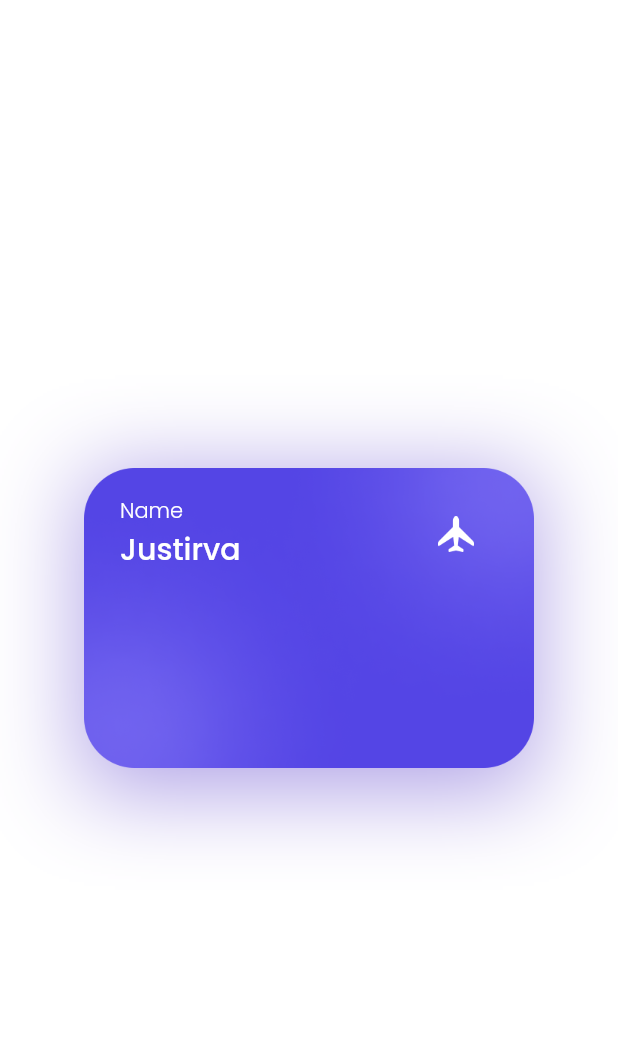
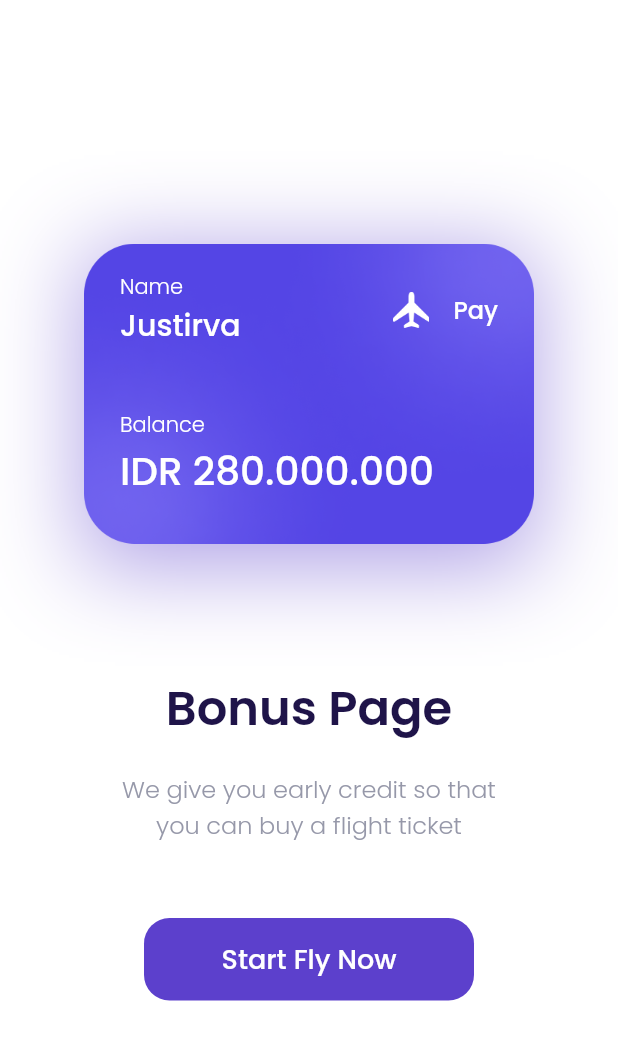
Before and after one commit to justirva09/flutter-basic, a Flutter app: the BonuScreen screen opened by its route, on a phone screen of 412 x 824 dp. Shown: the top 1040 px of the screen. Run offline on Flutter 3.47's test engine with Material 2 defaults, Android fonts, the phone set to English and light mode, and no system bars; our stand-ins replace google_fonts.

Commit message:
finished slicing bonus card

```diff
--- a/lib/ui/screen/bonus_screen.dart
+++ b/lib/ui/screen/bonus_screen.dart
@@ -26,6 +26,7 @@ class BonuScreen extends StatelessWidget {
           ]
         ),
         child: Column(
+          crossAxisAlignment: CrossAxisAlignment.start,
           children: [
             Row(
               children: [
@@ -59,10 +60,92 @@ class BonuScreen extends StatelessWidget {
                       image: AssetImage('assets/icon_plane.png')
                     )
                   ),
-                )
+                ),
+                Text(
+                  'Pay',
+                  style: whiteTextStyle.copyWith(
+                    fontSize: 16,
+                    fontWeight: medium
+                  )
+                ),
               ],
+            ),
+            Container(
+              margin: const EdgeInsets.only(top: 41),
+              child: Column(
+                crossAxisAlignment: CrossAxisAlignment.start,
+                children: [
+                  Text(
+                    'Balance',
+                    style: whiteTextStyle.copyWith(
+                      fontWeight: light
+                    ),
+                  ),
+                  Text(
+                    'IDR 280.000.000',
+                    style: whiteTextStyle.copyWith(
+                      fontSize: 26,
+                      fontWeight: medium
+                    ),
+                  )
+                ],
+              )
             )
           ],
+        ),
+      );
+    }
+
+    Widget title() {
+      return Container(
+        margin: const EdgeInsets.only(top: 80),
+        child: Column(
+          children: [
+            Text(
+              'Bonus Page',
+              style: blackTextStyle.copyWith(
+                fontSize: 32,
+                fontWeight: semiBold
+              ),
+              textAlign: TextAlign.center,
+            ),
+            const SizedBox(
+              height: 18,
+            ),
+            Text(
+              'We give you early credit so that\nyou can buy a flight ticket',
+              style: greyTextStyle.copyWith(
+                fontSize: 16,
+                fontWeight: light,
+              ),
+              textAlign: TextAlign.center,
+            )
+          ],
+        )
+      );
+    }
+
+    Widget tacButton() {
+      return Container(
+        margin: const EdgeInsets.only(top: 50),
+        width: 220,
+        height: 55,
+        child: TextButton(
+          onPressed: () {},
+          style: TextButton.styleFrom(
+            backgroundColor: kPrimaryColor,
+            shape: RoundedRectangleBorder(
+              borderRadius: BorderRadius.circular(defaultRadius)
+            )
+          ),
+          child: Text(
+            'Start Fly Now',
+            style: whiteTextStyle.copyWith(
+              color: kWhiteColor,
+              fontWeight: medium,
+              fontSize: 18
+            ),
+          ),
         ),
       );
     }
@@ -74,7 +157,9 @@ class BonuScreen extends StatelessWidget {
         child: Column(
           mainAxisAlignment: MainAxisAlignment.center,
           children: [
-            bonusCard()
+            bonusCard(),
+            title(),
+            tacButton()
           ],
         ),
       ),
```
